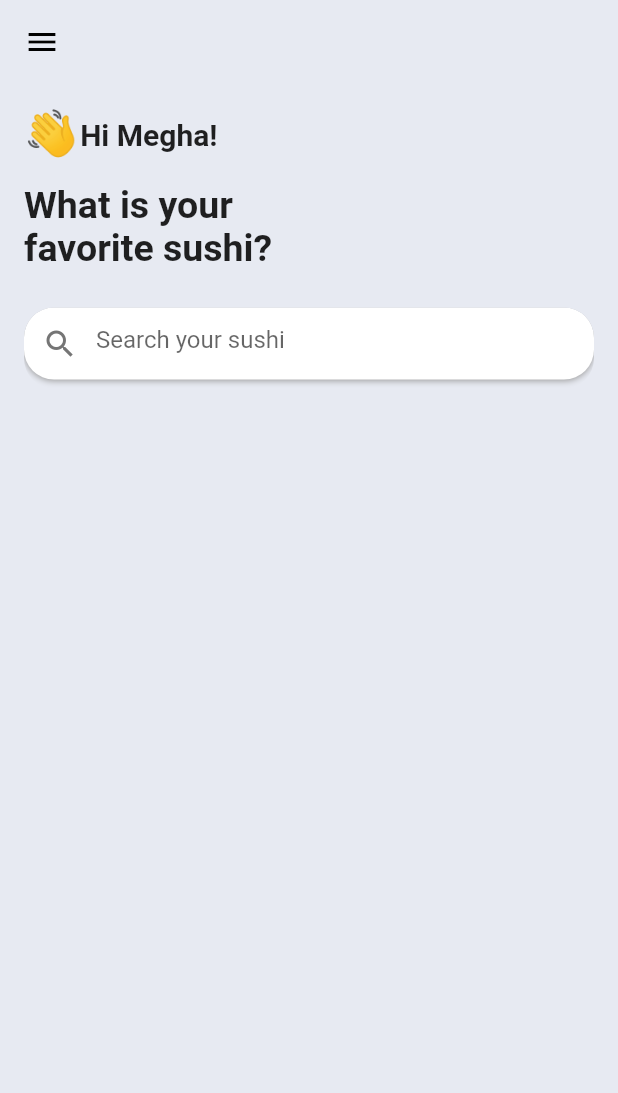
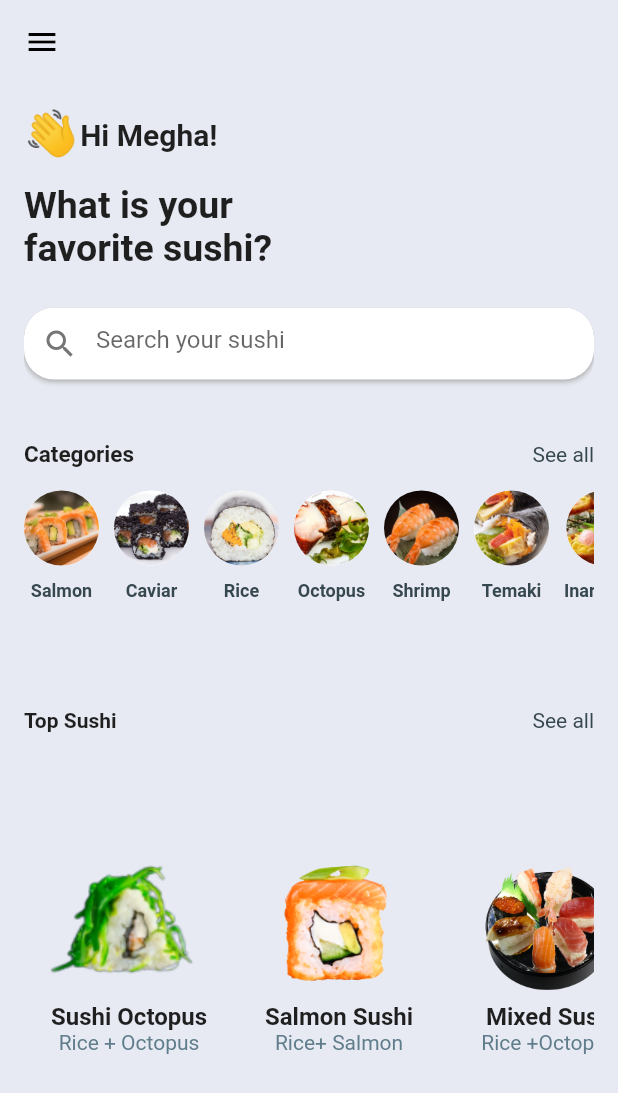
Before and after one commit to khadkabindu/shopsushi, a Flutter app: the HomeScreen screen opened directly, on a phone screen of 412 x 824 dp. Shown: the top 1093 px of the screen. Run offline on Flutter 3.47's test engine with Material 2 defaults, Android fonts, the phone set to English and light mode, and no system bars.

Commit message:
add top sushi list view

```diff
--- a/lib/home_screen.dart
+++ b/lib/home_screen.dart
@@ -1,7 +1,26 @@
 import 'package:flutter/material.dart';
+import 'package:shopsushi/top_sushi_card.dart';
 
 class HomeScreen extends StatelessWidget {
-  const HomeScreen({Key key}) : super(key: key);
+  List<String> imagePath = [
+    "images/salmonsushi.jpg",
+    "images/caviarsushi.jpg",
+    "images/ricesushi.jpg",
+    "images/octopus.jpg",
+    "images/shrimp.jpg",
+    "images/temakii.jpg",
+    "images/inarizushi.jpg",
+  ];
+
+  List<String> categories = [
+    "Salmon",
+    "Caviar",
+    "Rice",
+    "Octopus",
+    "Shrimp",
+    "Temaki",
+    "Inarizushi"
+  ];
 
   @override
   Widget build(BuildContext context) {
@@ -148,10 +167,11 @@ class HomeScreen extends StatelessWidget {
                 style: TextStyle(
                   fontSize: 25,
                   fontWeight: FontWeight.bold,
-
                 ),
               ),
-              SizedBox(height: 25,),
+              SizedBox(
+                height: 25,
+              ),
               ClipRRect(
                 borderRadius: BorderRadius.circular(20),
                 child: Container(
@@ -166,7 +186,6 @@ class HomeScreen extends StatelessWidget {
                       ),
                     ],
                     borderRadius: BorderRadius.circular(20),
-
                   ),
                   child: TextField(
                     decoration: InputDecoration(
@@ -175,11 +194,88 @@ class HomeScreen extends StatelessWidget {
                         prefixIcon: Icon(
                           Icons.search,
                           color: Colors.grey[600],
-                      )
+                        )),
                   ),
                 ),
               ),
+              SizedBox(
+                height: 35,
+              ),
+              Row(
+                mainAxisAlignment: MainAxisAlignment.spaceBetween,
+                children: [
+                  Text(
+                    "Categories",
+                    style: TextStyle(
+                      fontWeight: FontWeight.bold,
+                      fontSize: 15,
+                    ),
+                  ),
+                  Text(
+                    "See all",
+                    style: TextStyle(color: Colors.blueGrey[800]),
                   )
+                ],
+              ),
+              SizedBox(
+                height: 10,
+              ),
+              Expanded(
+                child: ListView.builder(
+                    shrinkWrap: true,
+                    itemCount: imagePath.length,
+                    scrollDirection: Axis.horizontal,
+                    itemBuilder: (context, index) {
+                      return Row(
+                        children: [
+                          Column(
+                            children: [
+                              Container(
+                                height: 60,
+                                width: 50,
+                                decoration: BoxDecoration(
+                                  color: Colors.white,
+                                  shape: BoxShape.circle,
+                                  image: DecorationImage(
+                                    image: AssetImage(imagePath[index]),
+                                    fit: BoxFit.cover,
+                                  ),
+                                ),
+                              ),
+                              SizedBox(
+                                height: 5,
+                              ),
+                              Text(
+                                categories[index],
+                                style: TextStyle(
+                                    color: Colors.blueGrey[800],
+                                    fontSize: 12,
+                                    fontWeight: FontWeight.bold),
+                              )
+                            ],
+                          ),
+                          SizedBox(
+                            width: 10,
+                          ),
+                        ],
+                      );
+                    }),
+              ),
+              Row(
+                mainAxisAlignment: MainAxisAlignment.spaceBetween,
+                children: [
+                  Text(
+                    "Top Sushi",
+                    style: TextStyle(fontWeight: FontWeight.bold),
+                  ),
+                  Text(
+                    "See all",
+                    style: TextStyle(color: Colors.blueGrey[800]),
+                  )
+                ],
+              ),
+              SizedBox(height: 20,),
+              TopSushiCard(),
             ],
           ),
         ),
--- /dev/null
+++ b/lib/top_sushi_card.dart
@@ -0,0 +1,67 @@
+import 'package:flutter/material.dart';
+
+class TopSushiCard extends StatelessWidget {
+  List<String> imagePath = [
+    "images/sushioctopus-removebg-preview.png",
+    "images/newsushi-removebg-preview.png",
+    "images/mixedsushi-removebg-preview.png",
+    "images/ricewithmixed-removebg-preview.png"
+  ];
+
+  List<String> name = [
+    "Sushi Octopus",
+    "Salmon Sushi",
+    " Mixed Sushi",
+    "New Sushi"
+  ];
+
+  List<String> ingredients = [
+    "Rice + Octopus",
+    "Rice+ Salmon",
+    "Rice +Octopus",
+    "Salmon + Rice"
+  ];
+
+  List<double> price = [6.50, 5.60, 7.45, 3.54];
+
+  @override
+  Widget build(BuildContext context) {
+    return Expanded(
+      flex: 2,
+      child: ListView.builder(
+          shrinkWrap: true,
+          itemCount: imagePath.length,
+          scrollDirection: Axis.horizontal,
+          itemBuilder: (context, index) {
+            return Row(
+              children: [
+                Container(
+                  height: 200,
+                  width: 140,
+                  child: Column(
+                    children: [
+                      SizedBox(
+                        height: 10,
+                      ),
+                      Image.asset(
+                        imagePath[index],
+                        height: 100,
+                      ),
+                      Text(
+                        name[index],
+                        style: TextStyle(
+                            fontSize: 16, fontWeight: FontWeight.bold),
+                      ),
+                      Text(
+                        ingredients[index],
+                        style: TextStyle(color: Colors.blueGrey),
+                      )
+                    ],
+                  ),
+                )
+              ],
+            );
+          }),
+    );
+  }
+}
```
Lines whose indentation alone changed are shown as unchanged.
